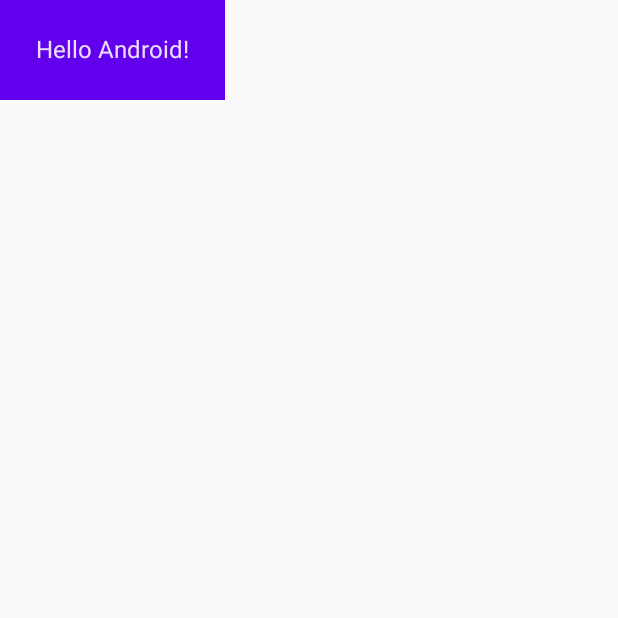
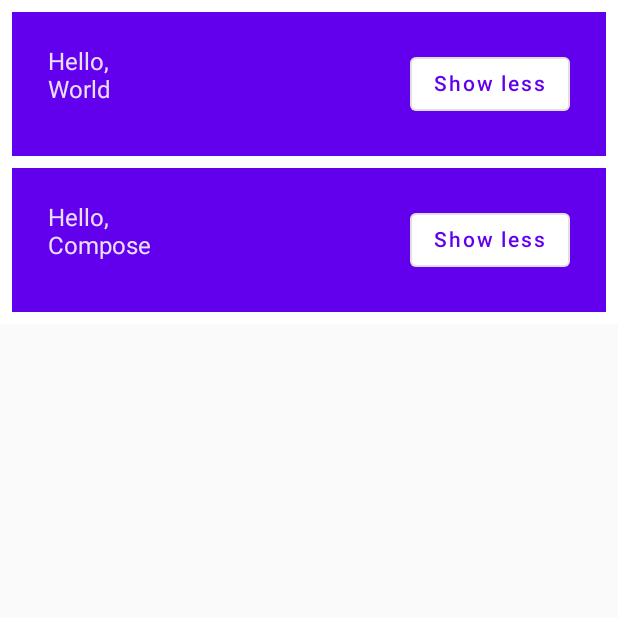
Before and after one commit to ilatyphi95/basic-compose, an Android app built with Jetpack Compose: the screen it shows after launch (MainActivity), on a phone screen of 412 x 824 dp, the top half of it. Run offline under Robolectric (Android 15) with nearby library versions, the phone set to English and light mode, and no system bars.

```diff
--- a/app/src/main/java/com/seamfix/basiccompose/MainActivity.kt
+++ b/app/src/main/java/com/seamfix/basiccompose/MainActivity.kt
@@ -3,12 +3,14 @@ package com.seamfix.basiccompose
 import android.os.Bundle
 import androidx.activity.ComponentActivity
 import androidx.activity.compose.setContent
-import androidx.compose.foundation.layout.fillMaxSize
-import androidx.compose.foundation.layout.padding
+import androidx.compose.foundation.layout.*
 import androidx.compose.material.MaterialTheme
+import androidx.compose.material.OutlinedButton
 import androidx.compose.material.Surface
 import androidx.compose.material.Text
 import androidx.compose.runtime.Composable
+import androidx.compose.runtime.mutableStateOf
+import androidx.compose.runtime.remember
 import androidx.compose.ui.Modifier
 import androidx.compose.ui.tooling.preview.Preview
 import androidx.compose.ui.unit.dp
@@ -28,20 +30,38 @@ class MainActivity : ComponentActivity() {
 
 @Composable
 fun Greeting(name: String) {
-    Surface(color = MaterialTheme.colors.primary) {
-        Text(text = "Hello $name!", modifier = Modifier.padding(24.dp))
+    val expanded = remember { mutableStateOf(false) }
+    val extraPadding = if (expanded.value) 48.dp else 0.dp
+    Surface(
+        color = MaterialTheme.colors.primary,
+        modifier = Modifier.padding(vertical = 4.dp, horizontal = 8.dp)
+    ) {
+        Row(modifier = Modifier.padding(24.dp)) {
+            Column(modifier = Modifier
+                .weight(1f)
+                .padding(bottom = extraPadding)) {
+                Text("Hello,")
+                Text(text = name)
+            }
+            OutlinedButton(onClick = { expanded.value = !expanded.value }) {
+                Text(if (expanded.value) "Show more" else "Show less")
+            }
+        }
     }
 }
 
 @Composable
-fun MyApp() {
+fun MyApp(names: List<String> = listOf("World", "Compose")) {
     Surface(color = MaterialTheme.colors.background) {
-        Greeting(name = "Android")
-
+        Column(modifier = Modifier.padding(vertical = 4.dp)) {
+            for (name in names) {
+                Greeting(name = name)
+            }
+        }
     }
 }
 
-@Preview(showBackground = true)
+@Preview(showBackground = true, widthDp = 320)
 @Composable
 fun DefaultPreview() {
     BasicComposeTheme {
```
